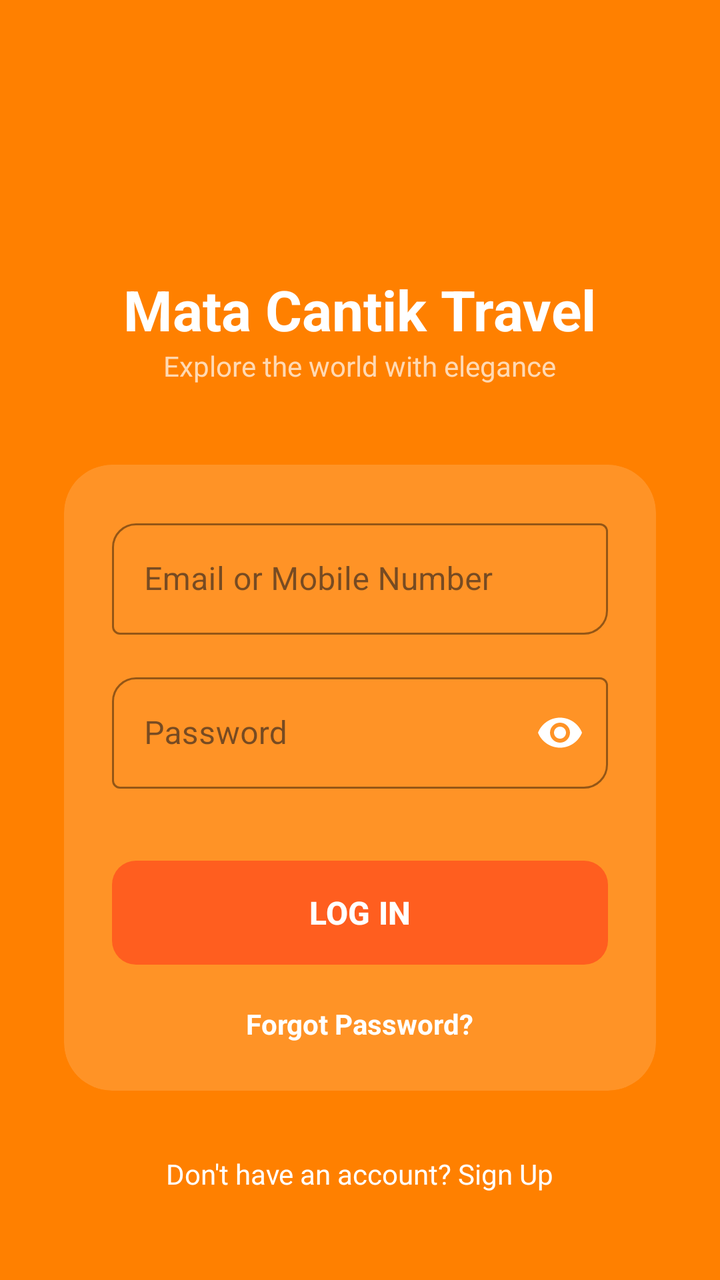
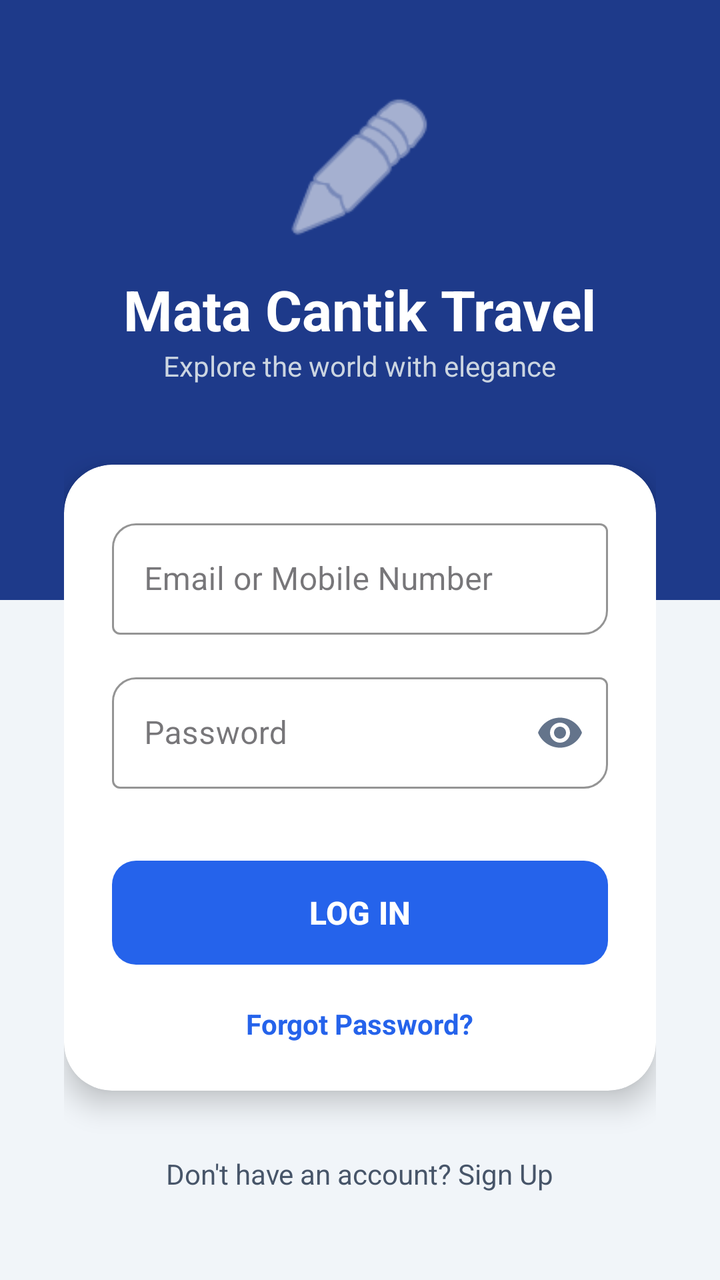

Before-and-after screenshots of an Android layout around one commit, followed by the original layout XML and the change that was made.
<!-- AndroidManifest.xml: application theme Theme.ProjectMobile -->
<!-- res/layout/activity_third.xml -->
<?xml version="1.0" encoding="utf-8"?>
<androidx.constraintlayout.widget.ConstraintLayout
    xmlns:android="http://schemas.android.com/apk/res/android"
    xmlns:app="http://schemas.android.com/apk/res-auto"
    android:id="@+id/main"
    android:layout_width="match_parent"
    android:layout_height="match_parent"
    android:background="#FF8000"> <View
    android:layout_width="200dp"
    android:layout_height="200dp"
    android:layout_marginTop="-100dp"
    android:layout_marginEnd="-50dp"
    app:layout_constraintTop_toTopOf="parent"
    app:layout_constraintEnd_toEndOf="parent" />

    <LinearLayout
        android:layout_width="match_parent"
        android:layout_height="wrap_content"
        android:orientation="vertical"
        android:padding="32dp"
        app:layout_constraintBottom_toBottomOf="parent"
        app:layout_constraintTop_toTopOf="parent">

        <ImageView
            android:layout_width="80dp"
            android:layout_height="80dp"
            android:layout_gravity="center"
            android:contentDescription="Logo"
            app:tint="#FFFFFF" />

        <TextView
            android:layout_width="wrap_content"
            android:layout_height="wrap_content"
            android:layout_gravity="center"
            android:layout_marginTop="12dp"
            android:text="Mata Cantik Travel"
            android:textColor="#FFFFFF"
            android:textSize="28sp"
            android:textStyle="bold" />

        <TextView
            android:layout_width="wrap_content"
            android:layout_height="wrap_content"
            android:layout_gravity="center"
            android:text="Explore the world with elegance"
            android:textColor="#B3FFFFFF"
            android:layout_marginBottom="40dp" />

        <androidx.cardview.widget.CardView
            android:layout_width="match_parent"
            android:layout_height="wrap_content"
            app:cardBackgroundColor="#26FFFFFF"
            app:cardCornerRadius="24dp"
            app:cardElevation="0dp">

            <LinearLayout
                android:layout_width="match_parent"
                android:layout_height="wrap_content"
                android:orientation="vertical"
                android:padding="24dp">

                <com.google.android.material.textfield.TextInputLayout
                    style="@style/Widget.MaterialComponents.TextInputLayout.OutlinedBox"
                    android:layout_width="match_parent"
                    android:layout_height="wrap_content"
                    android:hint="Email or Mobile Number"
                    app:hintTextColor="#FFFFFF"
                    app:boxStrokeColor="#FFFFFF"
                    app:boxCornerRadiusBottomEnd="12dp"
                    app:boxCornerRadiusTopStart="12dp"
                    app:startIconTint="#FFFFFF">

                    <com.google.android.material.textfield.TextInputEditText
                        android:id="@+id/etUsername"
                        android:layout_width="match_parent"
                        android:layout_height="wrap_content"
                        android:textColor="#FFFFFF" />
                </com.google.android.material.textfield.TextInputLayout>

                <com.google.android.material.textfield.TextInputLayout
                    style="@style/Widget.MaterialComponents.TextInputLayout.OutlinedBox"
                    android:layout_width="match_parent"
                    android:layout_height="wrap_content"
                    android:layout_marginTop="16dp"
                    android:hint="Password"
                    app:hintTextColor="#FFFFFF"
                    app:boxStrokeColor="#FFFFFF"
                    app:boxCornerRadiusBottomEnd="12dp"
                    app:boxCornerRadiusTopStart="12dp"
                    app:passwordToggleEnabled="true"
                    app:passwordToggleTint="#FFFFFF"
                    app:startIconTint="#FFFFFF">

                    <com.google.android.material.textfield.TextInputEditText
                        android:id="@+id/etPassword"
                        android:layout_width="match_parent"
                        android:layout_height="wrap_content"
                        android:inputType="textPassword"
                        android:textColor="#FFFFFF" />
                </com.google.android.material.textfield.TextInputLayout>

                <com.google.android.material.button.MaterialButton
                    android:id="@+id/btnLogin"
                    android:layout_width="match_parent"
                    android:layout_height="60dp"
                    android:layout_marginTop="32dp"
                    android:text="LOG IN"
                    android:textSize="16sp"
                    android:textStyle="bold"
                    app:backgroundTint="#FF5E1F"
                    app:cornerRadius="12dp" />

                <TextView
                    android:layout_width="wrap_content"
                    android:layout_height="wrap_content"
                    android:layout_gravity="center"
                    android:layout_marginTop="16dp"
                    android:text="Forgot Password?"
                    android:textColor="#FFFFFF"
                    android:textStyle="bold" />

            </LinearLayout>
        </androidx.cardview.widget.CardView>

        <TextView
            android:layout_width="wrap_content"
            android:layout_height="wrap_content"
            android:layout_gravity="center"
            android:layout_marginTop="32dp"
            android:text="Don't have an account? Sign Up"
            android:textColor="#FFFFFF" />

    </LinearLayout>

</androidx.constraintlayout.widget.ConstraintLayout>
<!-- resources referenced by this layout -->
<resources>
  <style name="Theme.ProjectMobile" parent="Base.Theme.ProjectMobile" />
  <style name="Base.Theme.ProjectMobile" parent="Theme.Material3.DayNight.NoActionBar">
          
          
      </style>
</resources>

<!-- the commit's change to res/layout/activity_third.xml (unified diff, before → after) -->
@@ -5,13 +5,15 @@
     android:id="@+id/main"
     android:layout_width="match_parent"
     android:layout_height="match_parent"
-    android:background="#FF8000"> <View
-    android:layout_width="200dp"
-    android:layout_height="200dp"
-    android:layout_marginTop="-100dp"
-    android:layout_marginEnd="-50dp"
-    app:layout_constraintTop_toTopOf="parent"
-    app:layout_constraintEnd_toEndOf="parent" />
+    android:background="#F1F5F9"> 
+
+    
+    <View
+        android:layout_width="match_parent"
+        android:layout_height="300dp"
+        android:background="#1E3A8A"
+        app:layout_constraintTop_toTopOf="parent"
+        app:layout_constraintStart_toStartOf="parent" />
 
     <LinearLayout
         android:layout_width="match_parent"
@@ -26,6 +28,7 @@
             android:layout_height="80dp"
             android:layout_gravity="center"
             android:contentDescription="Logo"
+            android:src="@android:drawable/ic_menu_edit"
             app:tint="#FFFFFF" />
 
         <TextView
@@ -43,15 +46,15 @@
             android:layout_height="wrap_content"
             android:layout_gravity="center"
             android:text="Explore the world with elegance"
-            android:textColor="#B3FFFFFF"
+            android:textColor="#CBD5E1"
             android:layout_marginBottom="40dp" />
 
         <androidx.cardview.widget.CardView
             android:layout_width="match_parent"
             android:layout_height="wrap_content"
-            app:cardBackgroundColor="#26FFFFFF"
+            app:cardBackgroundColor="#FFFFFF"
             app:cardCornerRadius="24dp"
-            app:cardElevation="0dp">
+            app:cardElevation="8dp"> 
 
             <LinearLayout
                 android:layout_width="match_parent"
@@ -64,17 +67,17 @@
                     android:layout_width="match_parent"
                     android:layout_height="wrap_content"
                     android:hint="Email or Mobile Number"
-                    app:hintTextColor="#FFFFFF"
-                    app:boxStrokeColor="#FFFFFF"
+                    app:hintTextColor="#64748B"
+                    app:boxStrokeColor="#2563EB"
                     app:boxCornerRadiusBottomEnd="12dp"
                     app:boxCornerRadiusTopStart="12dp"
-                    app:startIconTint="#FFFFFF">
+                    app:startIconTint="#2563EB">
 
                     <com.google.android.material.textfield.TextInputEditText
                         android:id="@+id/etUsername"
                         android:layout_width="match_parent"
                         android:layout_height="wrap_content"
-                        android:textColor="#FFFFFF" />
+                        android:textColor="#1E293B" />
                 </com.google.android.material.textfield.TextInputLayout>
 
                 <com.google.android.material.textfield.TextInputLayout
@@ -83,20 +86,20 @@
                     android:layout_height="wrap_content"
                     android:layout_marginTop="16dp"
                     android:hint="Password"
-                    app:hintTextColor="#FFFFFF"
-                    app:boxStrokeColor="#FFFFFF"
+                    app:hintTextColor="#64748B"
+                    app:boxStrokeColor="#2563EB"
                     app:boxCornerRadiusBottomEnd="12dp"
                     app:boxCornerRadiusTopStart="12dp"
                     app:passwordToggleEnabled="true"
-                    app:passwordToggleTint="#FFFFFF"
-                    app:startIconTint="#FFFFFF">
+                    app:passwordToggleTint="#64748B"
+                    app:startIconTint="#2563EB">
 
                     <com.google.android.material.textfield.TextInputEditText
                         android:id="@+id/etPassword"
                         android:layout_width="match_parent"
                         android:layout_height="wrap_content"
                         android:inputType="textPassword"
-                        android:textColor="#FFFFFF" />
+                        android:textColor="#1E293B" />
                 </com.google.android.material.textfield.TextInputLayout>
 
                 <com.google.android.material.button.MaterialButton
@@ -107,7 +110,7 @@
                     android:text="LOG IN"
                     android:textSize="16sp"
                     android:textStyle="bold"
-                    app:backgroundTint="#FF5E1F"
+                    app:backgroundTint="#2563EB"
                     app:cornerRadius="12dp" />
 
                 <TextView
@@ -116,7 +119,7 @@
                     android:layout_gravity="center"
                     android:layout_marginTop="16dp"
                     android:text="Forgot Password?"
-                    android:textColor="#FFFFFF"
+                    android:textColor="#2563EB"
                     android:textStyle="bold" />
 
             </LinearLayout>
@@ -128,7 +131,7 @@
             android:layout_gravity="center"
             android:layout_marginTop="32dp"
             android:text="Don't have an account? Sign Up"
-            android:textColor="#FFFFFF" />
+            android:textColor="#475569" />
 
     </LinearLayout>
 
